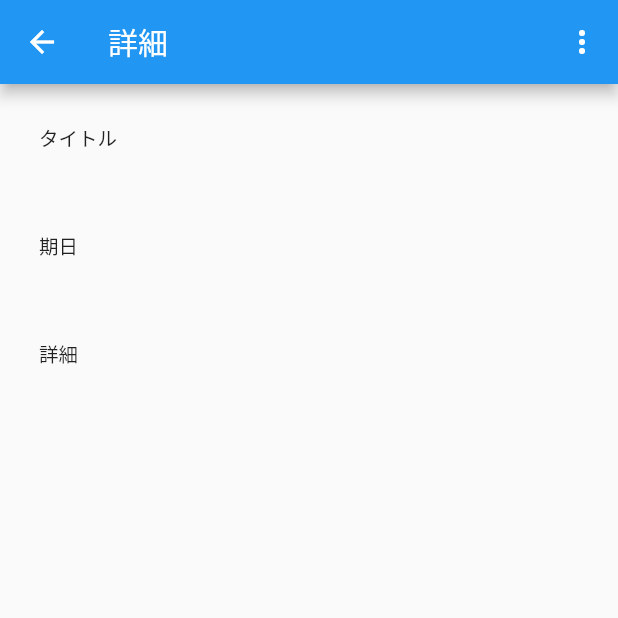
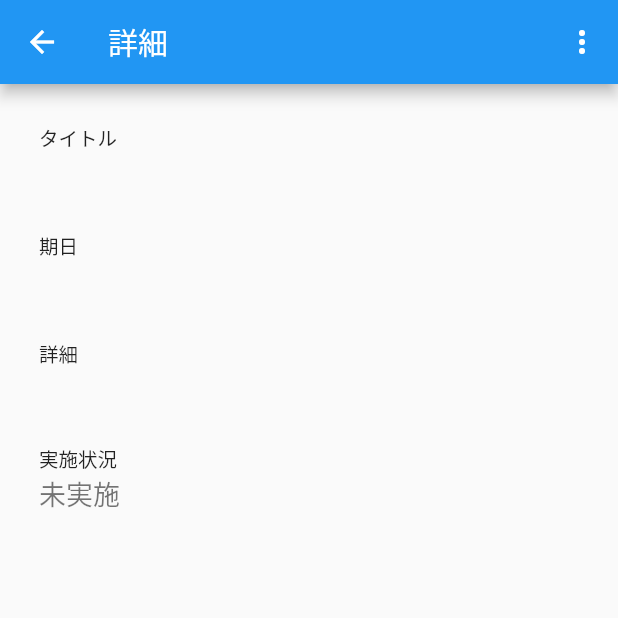
Before and after one commit to mdobashi0318/TodoList_Flutter, a Flutter app: the TodoDetailsScreen screen opened directly with empty values, on a phone screen of 412 x 824 dp, the top half of it. Run offline on Flutter 3.47's test engine with Material 2 defaults, Android fonts, the phone set to English and light mode, and no system bars; our stand-ins replace sqflite; accounts and stored records are empty.

Commit message:
詳細画面にTodoの実施済みかの表示追加

```diff
--- a/lib/View/TodoDetailsScreen.dart
+++ b/lib/View/TodoDetailsScreen.dart
@@ -3,6 +3,7 @@ import 'dart:async';
 import 'package:flutter/material.dart';
 import 'package:provider/provider.dart';
 import 'package:todolist/model/TodoModel.dart';
+import 'package:todolist/other/CompleteFlag.dart';
 import 'package:todolist/other/Mode.dart';
 import 'package:todolist/view/TodoRegistrationScreen.dart';
 import 'package:todolist/viewModel/TodoDetailsScreenViewModel.dart';
@@ -58,6 +59,14 @@ class _TodoDetailsScreen extends State<TodoDetailsScreen> {
                     (context, TodoDetailsScreenViewModel value, child) {
                   return _valueRow("詳細", value.model.detail);
                 }),
+                Consumer(builder:
+                    (context, TodoDetailsScreenViewModel value, child) {
+                  return _valueRow(
+                      "実施状況",
+                      value.model.completeFlag == CompleteFlag.unfinished
+                          ? "未実施"
+                          : "完了");
+                })
               ],
             );
           },
--- a/lib/View/TodoRow.dart
+++ b/lib/View/TodoRow.dart
@@ -10,7 +10,6 @@ class TodoRow extends StatelessWidget {
 
   @override
   Widget build(BuildContext context) {
-    print("todoModel.completeFlag: ${todoModel.completeFlag.index}");
     return Card(
       child: ListTile(
         title: Text(
```
